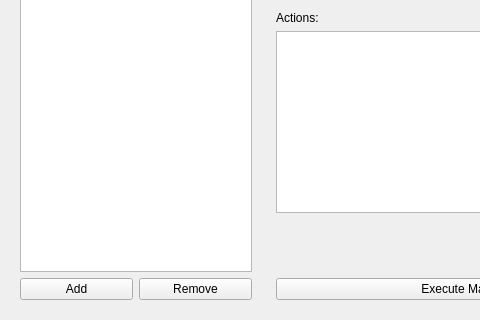
Qt form src/modules/MacroManager/macromanagerwidget.ui (DoonMad/TowerToys) before a commit; both pictures show x 0 to 480 and y 130 to 450 of the 700 by 450 pixel window.
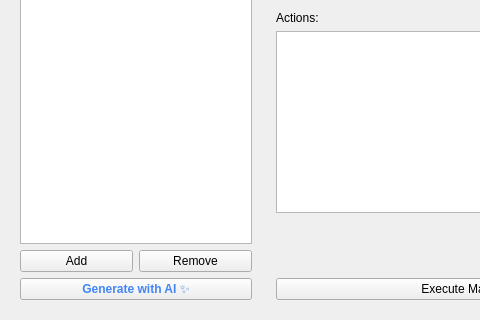
The same form after that commit.

The edit to the form file:
```diff
--- a/src/modules/MacroManager/macromanagerwidget.ui
+++ b/src/modules/MacroManager/macromanagerwidget.ui
@@ -77,6 +77,16 @@
           </item>
          </layout>
         </item>
+        <item>
+         <widget class="QPushButton" name="generateAiMacroButton">
+          <property name="text">
+           <string>Generate with AI ✨</string>
+          </property>
+          <property name="styleSheet">
+           <string>font-weight: bold; color: #4285F4;</string>
+          </property>
+         </widget>
+        </item>
        </layout>
       </widget>
      </item>
```
